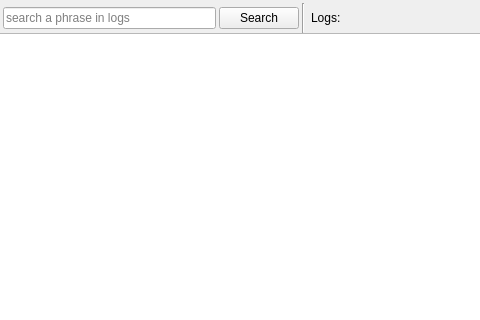
The window that sources/lusan/view/log/ui/LiveLogViewer.ui (aregtech/areg-sdk-tools) describes before a commit, drawn with Qt 5; both pictures show x 91 to 571 and y 0 to 320 of the 692 by 628 pixel window.
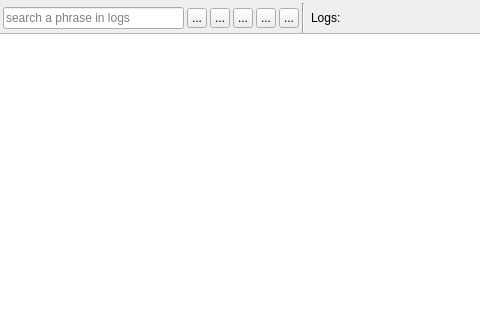
The same window after the commit. Icons and pictures are not drawn.

Patch:
```diff
--- a/sources/lusan/view/log/ui/LiveLogViewer.ui
+++ b/sources/lusan/view/log/ui/LiveLogViewer.ui
@@ -257,16 +257,175 @@
                  </widget>
                 </item>
                 <item>
-                 <widget class="QPushButton" name="buttonSearch">
+                 <widget class="QToolButton" name="btnMatchCase">
+                  <property name="minimumSize">
+                   <size>
+                    <width>20</width>
+                    <height>20</height>
+                   </size>
+                  </property>
+                  <property name="maximumSize">
+                   <size>
+                    <width>20</width>
+                    <height>20</height>
+                   </size>
+                  </property>
                   <property name="toolTip">
                    <string>Search a prhase in logs</string>
                   </property>
+                  <property name="whatsThis">
+                   <string>Search prhase match case</string>
+                  </property>
+                  <property name="autoFillBackground">
+                   <bool>true</bool>
+                  </property>
                   <property name="text">
-                   <string>Search</string>
+                   <string>...</string>
+                  </property>
+                  <property name="icon">
+                   <iconset resource="../../../res/lusan.qrc">
+                    <normaloff>:/icons/search-match-case</normaloff>:/icons/search-match-case</iconset>
+                  </property>
+                  <property name="checkable">
+                   <bool>true</bool>
+                  </property>
+                 </widget>
+                </item>
+                <item>
+                 <widget class="QToolButton" name="btnMatchWord">
+                  <property name="minimumSize">
+                   <size>
+                    <width>20</width>
+                    <height>20</height>
+                   </size>
+                  </property>
+                  <property name="maximumSize">
+                   <size>
+                    <width>20</width>
+                    <height>20</height>
+                   </size>
+                  </property>
+                  <property name="toolTip">
+                   <string>Search whole word</string>
+                  </property>
+                  <property name="whatsThis">
+                   <string>Search phrase whole word</string>
+                  </property>
+                  <property name="autoFillBackground">
+                   <bool>true</bool>
+                  </property>
+                  <property name="text">
+                   <string>...</string>
+                  </property>
+                  <property name="icon">
+                   <iconset resource="../../../res/lusan.qrc">
+                    <normaloff>:/icons/search-match-word</normaloff>:/icons/search-match-word</iconset>
+                  </property>
+                  <property name="checkable">
+                   <bool>true</bool>
+                  </property>
+                 </widget>
+                </item>
+                <item>
+                 <widget class="QToolButton" name="btnSearch">
+                  <property name="minimumSize">
+                   <size>
+                    <width>20</width>
+                    <height>20</height>
+                   </size>
+                  </property>
+                  <property name="maximumSize">
+                   <size>
+                    <width>20</width>
+                    <height>20</height>
+                   </size>
+                  </property>
+                  <property name="toolTip">
+                   <string>Search phrase (Ctrl+F)</string>
+                  </property>
+                  <property name="whatsThis">
+                   <string>Search phrase</string>
+                  </property>
+                  <property name="autoFillBackground">
+                   <bool>true</bool>
+                  </property>
+                  <property name="text">
+                   <string>...</string>
                   </property>
                   <property name="icon">
                    <iconset theme="QIcon::ThemeIcon::EditFind"/>
                   </property>
+                  <property name="shortcut">
+                   <string notr="true">Ctrl+F</string>
+                  </property>
+                 </widget>
+                </item>
+                <item>
+                 <widget class="QToolButton" name="btnSearchNext">
+                  <property name="minimumSize">
+                   <size>
+                    <width>20</width>
+                    <height>20</height>
+                   </size>
+                  </property>
+                  <property name="maximumSize">
+                   <size>
+                    <width>20</width>
+                    <height>20</height>
+                   </size>
+                  </property>
+                  <property name="toolTip">
+                   <string>Find next (F3)</string>
+                  </property>
+                  <property name="whatsThis">
+                   <string>Find next match of phrase</string>
+                  </property>
+                  <property name="autoFillBackground">
+                   <bool>true</bool>
+                  </property>
+                  <property name="text">
+                   <string>...</string>
+                  </property>
+                  <property name="icon">
+                   <iconset theme="QIcon::ThemeIcon::GoDown"/>
+                  </property>
+                  <property name="shortcut">
+                   <string notr="true">F3</string>
+                  </property>
+                 </widget>
+                </item>
+                <item>
+                 <widget class="QToolButton" name="btnSearchPrev">
+                  <property name="minimumSize">
+                   <size>
+                    <width>20</width>
+                    <height>20</height>
+                   </size>
+                  </property>
+                  <property name="maximumSize">
+                   <size>
+                    <width>20</width>
+                    <height>20</height>
+                   </size>
+                  </property>
+                  <property name="toolTip">
+                   <string>Find previous</string>
+                  </property>
+                  <property name="statusTip">
+                   <string>Find previous match of phrase</string>
+                  </property>
+                  <property name="autoFillBackground">
+                   <bool>true</bool>
+                  </property>
+                  <property name="text">
+                   <string>...</string>
+                  </property>
+                  <property name="icon">
+                   <iconset theme="QIcon::ThemeIcon::GoUp"/>
+                  </property>
+                  <property name="shortcut">
+                   <string notr="true">Ctrl+F3</string>
+                  </property>
                  </widget>
                 </item>
                </layout>
```
Left out of the diff: 6 changed lines with no effect on the pictures.
